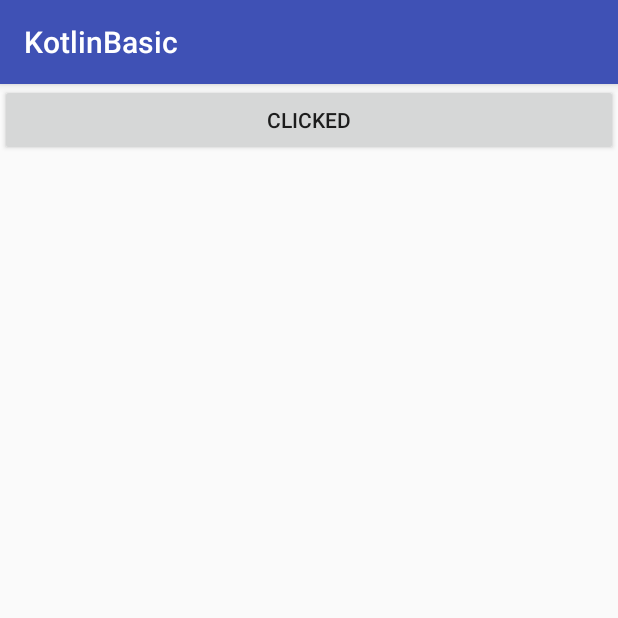
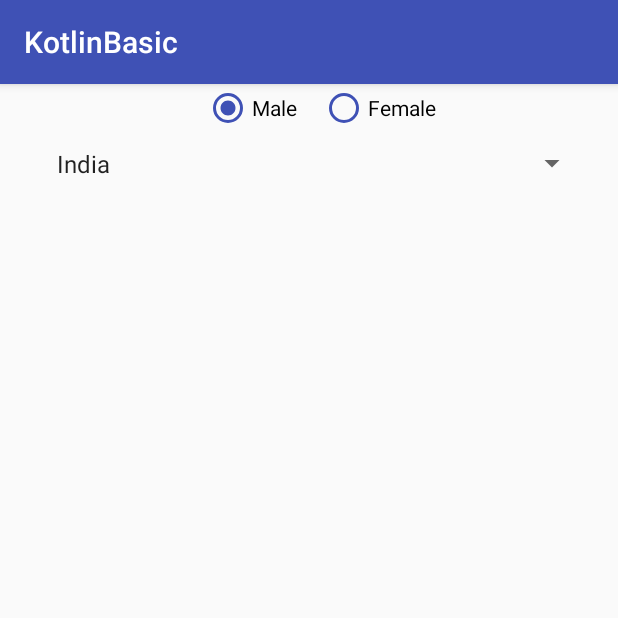
Before and after one commit to rupeshgohil/KotlinBasic, an Android app: the screen it shows after launch (MainActivity), on a phone screen of 412 x 824 dp, the top half of it. Run offline under Robolectric (Android 15) with nearby library versions, the phone set to English and light mode, and no system bars.

Commit message:
set radio button and spinner

```diff
--- a/app/src/main/java/aru/kotlinbasic/MainActivity.kt
+++ b/app/src/main/java/aru/kotlinbasic/MainActivity.kt
@@ -2,17 +2,68 @@ package aru.kotlinbasic
 
 import android.os.Bundle
 import android.support.v7.app.AppCompatActivity
+import android.util.Log
+import android.view.View
+import android.widget.AdapterView
+import android.widget.ArrayAdapter
+import android.widget.RadioGroup
 import aru.kotlinbasic.api.ApiResponseInterface
 import aru.kotlinbasic.api.ApiResponseManager
 import aru.kotlinbasic.common.ShowToast
+import kotlinx.android.synthetic.main.activity_main.*
 
 
-class MainActivity : AppCompatActivity(), ApiResponseInterface {
-
+class MainActivity : AppCompatActivity(), ApiResponseInterface, AdapterView.OnItemSelectedListener {
+    var mArrayPerod: ArrayList<String>? = ArrayList()
+    var strCategory:String?= null
+    var strGender:String?= null
     override fun onCreate(savedInstanceState: Bundle?) {
         super.onCreate(savedInstanceState)
         setContentView(R.layout.activity_main)
         callSocialLogin()
+        setDropdownList()
+        selectGender()
+
+    }
+
+    private fun selectGender() {
+        gender.setOnCheckedChangeListener(
+                RadioGroup.OnCheckedChangeListener { group, checkedId ->
+
+                    if (checkedId == R.id.rbmale) {
+                        strGender = "Male"
+                        Log.e("Gender",strGender)
+                    } else {
+                        strGender = "Female"
+                        Log.e("Gender",strGender)
+
+                    }
+
+                })
+    }
+
+    private fun setDropdownList() {
+        mArrayPerod!!.add("India")
+        mArrayPerod!!.add("Englend")
+        mArrayPerod!!.add("France")
+
+        spinnercategory!!.onItemSelectedListener = this
+        spinnercategory.adapter = ArrayAdapter(this, android.R.layout.simple_spinner_item, mArrayPerod)
+    }
+    override fun onNothingSelected(parent: AdapterView<*>?) {
+
+    }
+
+    override fun onItemSelected(parent: AdapterView<*>?, view: View?, position: Int, id: Long) {
+
+        when (parent!!.id) {
+            R.id.spinnercategory -> {
+                Log.e("selected", mArrayPerod!!.get(position) + "null")
+                strCategory = mArrayPerod!!.get(position)
+                Log.e("Category:",strCategory)
+            }
+
+        }
 
     }
     fun callSocialLogin() {
--- a/app/src/main/res/layout/activity_main.xml
+++ b/app/src/main/res/layout/activity_main.xml
@@ -1,15 +1,43 @@
 <?xml version="1.0" encoding="utf-8"?>
-<android.support.constraint.ConstraintLayout xmlns:android="http://schemas.android.com/apk/res/android"
+<RelativeLayout xmlns:android="http://schemas.android.com/apk/res/android"
     xmlns:app="http://schemas.android.com/apk/res-auto"
     xmlns:tools="http://schemas.android.com/tools"
     android:layout_width="match_parent"
     android:layout_height="match_parent"
     tools:context=".MainActivity">
-    <android.support.v7.widget.AppCompatButton
+    <RadioGroup
+        android:id="@+id/gender"
+        android:gravity="center_horizontal"
+        android:orientation="horizontal"
         android:layout_width="match_parent"
-        android:id="@+id/btnone"
-        android:text="clicked"
-        android:layout_height="wrap_content" />
+        android:layout_height="wrap_content">
+        <RadioButton
+            android:id="@+id/rbmale"
+            android:layout_width="wrap_content"
+            android:layout_height="wrap_content"
+            android:buttonTint="@color/colorPrimary"
+            android:checked="true"
+            android:layout_marginHorizontal="15dp"
+            android:text="Male"/>
+        <RadioButton
+            android:id="@+id/rbfemale"
+            android:layout_width="wrap_content"
+            android:layout_height="wrap_content"
 
+            android:buttonTint="@color/colorPrimary"
 
-</android.support.constraint.ConstraintLayout>
+            android:text="Female" />
+    </RadioGroup>
+    <Spinner
+        android:id="@+id/spinnercategory"
+        android:layout_width="match_parent"
+        android:layout_height="wrap_content"
+       android:layout_below="@+id/gender"
+        android:spinnerMode="dropdown"
+        android:padding="10dp"
+        android:layout_marginHorizontal="20dp"
+        android:textColor="@android:color/black"
+        android:textColorHint="@android:color/black"
+        android:textSize="15dp" />
+
+</RelativeLayout>
```
